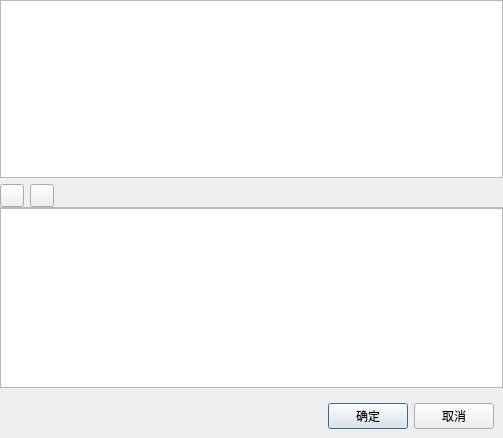
Qt form Robot/RobotManager.ui (Demon-Cat/SerialPort) before a commit.
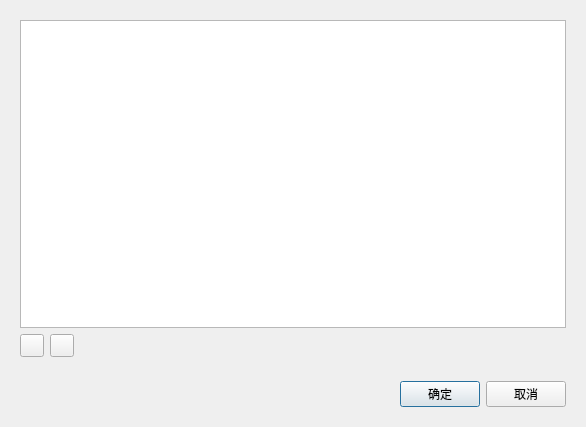
The same form after that commit. Icons and pictures are not drawn. Custom widgets are drawn as their Qt base class.

```diff
--- a/Robot/RobotManager.ui
+++ b/Robot/RobotManager.ui
@@ -6,39 +6,15 @@
    <rect>
     <x>0</x>
     <y>0</y>
-    <width>503</width>
-    <height>438</height>
+    <width>586</width>
+    <height>427</height>
    </rect>
   </property>
   <property name="windowTitle">
    <string>群机器人管理</string>
   </property>
-  <layout class="QVBoxLayout" name="verticalLayout_3">
-   <property name="leftMargin">
-    <number>0</number>
-   </property>
-   <property name="topMargin">
-    <number>0</number>
-   </property>
-   <property name="rightMargin">
-    <number>0</number>
-   </property>
-   <property name="bottomMargin">
-    <number>0</number>
-   </property>
+  <layout class="QVBoxLayout" name="verticalLayout_2">
    <item>
-    <widget class="QSplitter" name="splitter">
-     <property name="styleSheet">
-      <string notr="true">QSplitter::handle {
-	background-color: #B9B9B9;
-}</string>
-     </property>
-     <property name="orientation">
-      <enum>Qt::Vertical</enum>
-     </property>
-     <property name="handleWidth">
-      <number>1</number>
-     </property>
      <widget class="QWidget" name="widget" native="true">
       <layout class="QVBoxLayout" name="verticalLayout">
        <item>
@@ -85,14 +61,6 @@
        </item>
       </layout>
      </widget>
-     <widget class="QWidget" name="widget_2" native="true">
-      <layout class="QVBoxLayout" name="verticalLayout_2">
-       <item>
-        <widget class="QTextEdit" name="textEdit"/>
-       </item>
-      </layout>
-     </widget>
-    </widget>
    </item>
    <item>
     <widget class="QWidget" name="widgetBottom" native="true">
```
Left out of the diff: 6 changed lines with no effect on the pictures. Lines whose indentation alone changed are shown as unchanged.
